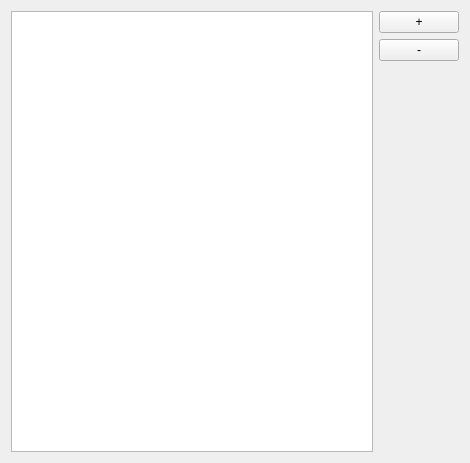
Old version of the form src/dontpanik/kpart/core/ui/ktasksdialog.ui in the repository frankHa/dontpanic.
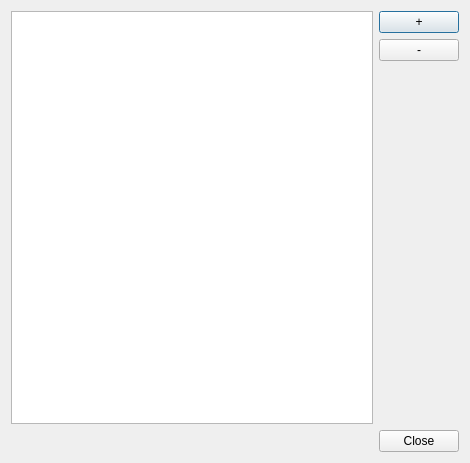
New version of the form. Custom widgets are drawn as their Qt base class.

Patch:
```diff
--- a/src/dontpanik/kpart/core/ui/ktasksdialog.ui
+++ b/src/dontpanik/kpart/core/ui/ktasksdialog.ui
@@ -1,7 +1,7 @@
 <?xml version="1.0" encoding="UTF-8"?>
 <ui version="4.0">
  <class>KTasksDialog</class>
- <widget class="QWidget" name="KTasksDialog">
+ <widget class="QDialog" name="KTasksDialog">
   <property name="geometry">
    <rect>
     <x>0</x>
@@ -35,14 +35,14 @@
      <item>
       <layout class="QVBoxLayout" name="verticalLayout">
        <item>
-        <widget class="KPushButton" name="b_add">
+        <widget class="QPushButton" name="b_add">
          <property name="text">
           <string>+</string>
          </property>
         </widget>
        </item>
        <item>
-        <widget class="KPushButton" name="b_remove">
+        <widget class="QPushButton" name="b_remove">
          <property name="text">
           <string>-</string>
          </property>
@@ -65,14 +65,16 @@
      </item>
     </layout>
    </item>
+   <item>
+    <widget class="QDialogButtonBox" name="buttons">
+     <property name="standardButtons">
+      <set>QDialogButtonBox::Close</set>
+     </property>
+    </widget>
+   </item>
   </layout>
  </widget>
  <customwidgets>
-  <customwidget>
-   <class>KPushButton</class>
-   <extends>QPushButton</extends>
-   <header>kpushbutton.h</header>
-  </customwidget>
   <customwidget>
    <class>dp::core::KTasksTable</class>
    <extends>QTableView</extends>
```
Left out of the diff: 35 changed lines with no effect on the pictures.
